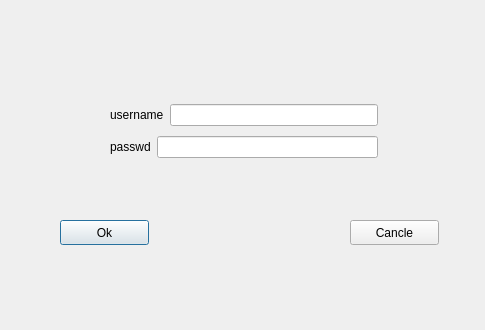
First picture: the form in ThreadTest/logindialog.ui, repository tailuzhecom/Talk2, before the edit.
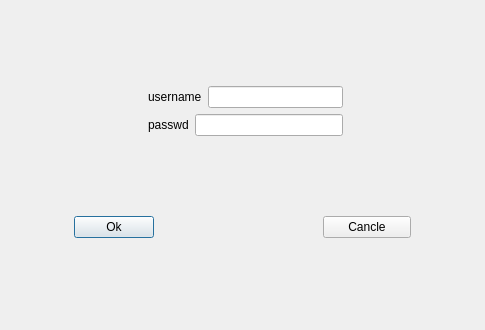
Second picture: the form after the edit.

```diff
--- a/ThreadTest/logindialog.ui
+++ b/ThreadTest/logindialog.ui
@@ -13,41 +13,34 @@
   <property name="windowTitle">
    <string>Dialog</string>
   </property>
-  <widget class="QPushButton" name="pushButton">
-   <property name="geometry">
-    <rect>
-     <x>60</x>
-     <y>220</y>
-     <width>89</width>
-     <height>25</height>
-    </rect>
-   </property>
-   <property name="text">
-    <string>Ok</string>
-   </property>
-  </widget>
-  <widget class="QPushButton" name="pushButton_2">
-   <property name="geometry">
-    <rect>
-     <x>350</x>
-     <y>220</y>
-     <width>89</width>
-     <height>25</height>
-    </rect>
-   </property>
-   <property name="text">
-    <string>Cancle</string>
-   </property>
-  </widget>
-  <widget class="QWidget" name="">
-   <property name="geometry">
-    <rect>
-     <x>110</x>
-     <y>100</y>
-     <width>268</width>
-     <height>62</height>
-    </rect>
-   </property>
+  <layout class="QGridLayout" name="gridLayout">
+   <item row="0" column="5">
+    <spacer name="verticalSpacer_5">
+     <property name="orientation">
+      <enum>Qt::Vertical</enum>
+     </property>
+     <property name="sizeHint" stdset="0">
+      <size>
+       <width>20</width>
+       <height>63</height>
+      </size>
+     </property>
+    </spacer>
+   </item>
+   <item row="1" column="1">
+    <spacer name="horizontalSpacer_5">
+     <property name="orientation">
+      <enum>Qt::Horizontal</enum>
+     </property>
+     <property name="sizeHint" stdset="0">
+      <size>
+       <width>65</width>
+       <height>20</height>
+      </size>
+     </property>
+    </spacer>
+   </item>
+   <item row="1" column="2" colspan="6">
    <layout class="QVBoxLayout" name="verticalLayout">
     <item>
      <layout class="QHBoxLayout" name="horizontalLayout_2">
@@ -78,7 +71,139 @@
      </layout>
     </item>
    </layout>
-  </widget>
+   </item>
+   <item row="1" column="8">
+    <spacer name="horizontalSpacer_6">
+     <property name="orientation">
+      <enum>Qt::Horizontal</enum>
+     </property>
+     <property name="sizeHint" stdset="0">
+      <size>
+       <width>57</width>
+       <height>20</height>
+      </size>
+     </property>
+    </spacer>
+   </item>
+   <item row="2" column="3" colspan="2">
+    <spacer name="verticalSpacer">
+     <property name="orientation">
+      <enum>Qt::Vertical</enum>
+     </property>
+     <property name="sizeHint" stdset="0">
+      <size>
+       <width>20</width>
+       <height>63</height>
+      </size>
+     </property>
+    </spacer>
+   </item>
+   <item row="2" column="7">
+    <spacer name="verticalSpacer_2">
+     <property name="orientation">
+      <enum>Qt::Vertical</enum>
+     </property>
+     <property name="sizeHint" stdset="0">
+      <size>
+       <width>20</width>
+       <height>63</height>
+      </size>
+     </property>
+    </spacer>
+   </item>
+   <item row="3" column="0" rowspan="2">
+    <spacer name="horizontalSpacer_3">
+     <property name="orientation">
+      <enum>Qt::Horizontal</enum>
+     </property>
+     <property name="sizeHint" stdset="0">
+      <size>
+       <width>57</width>
+       <height>20</height>
+      </size>
+     </property>
+    </spacer>
+   </item>
+   <item row="3" column="1" rowspan="2" colspan="3">
+    <widget class="QPushButton" name="pushButton">
+     <property name="text">
+      <string>Ok</string>
+     </property>
+    </widget>
+   </item>
+   <item row="3" column="4" rowspan="2">
+    <spacer name="horizontalSpacer">
+     <property name="orientation">
+      <enum>Qt::Horizontal</enum>
+     </property>
+     <property name="sizeHint" stdset="0">
+      <size>
+       <width>57</width>
+       <height>20</height>
+      </size>
+     </property>
+    </spacer>
+   </item>
+   <item row="3" column="6" rowspan="2">
+    <spacer name="horizontalSpacer_2">
+     <property name="orientation">
+      <enum>Qt::Horizontal</enum>
+     </property>
+     <property name="sizeHint" stdset="0">
+      <size>
+       <width>56</width>
+       <height>20</height>
+      </size>
+     </property>
+    </spacer>
+   </item>
+   <item row="3" column="7" rowspan="2" colspan="2">
+    <widget class="QPushButton" name="pushButton_2">
+     <property name="text">
+      <string>Cancle</string>
+     </property>
+    </widget>
+   </item>
+   <item row="3" column="9" rowspan="2">
+    <spacer name="horizontalSpacer_4">
+     <property name="orientation">
+      <enum>Qt::Horizontal</enum>
+     </property>
+     <property name="sizeHint" stdset="0">
+      <size>
+       <width>57</width>
+       <height>20</height>
+      </size>
+     </property>
+    </spacer>
+   </item>
+   <item row="4" column="8" rowspan="2">
+    <spacer name="verticalSpacer_4">
+     <property name="orientation">
+      <enum>Qt::Vertical</enum>
+     </property>
+     <property name="sizeHint" stdset="0">
+      <size>
+       <width>20</width>
+       <height>79</height>
+      </size>
+     </property>
+    </spacer>
+   </item>
+   <item row="5" column="1" colspan="2">
+    <spacer name="verticalSpacer_3">
+     <property name="orientation">
+      <enum>Qt::Vertical</enum>
+     </property>
+     <property name="sizeHint" stdset="0">
+      <size>
+       <width>20</width>
+       <height>63</height>
+      </size>
+     </property>
+    </spacer>
+   </item>
+  </layout>
  </widget>
  <resources/>
  <connections/>
```
Lines whose indentation alone changed are shown as unchanged.
